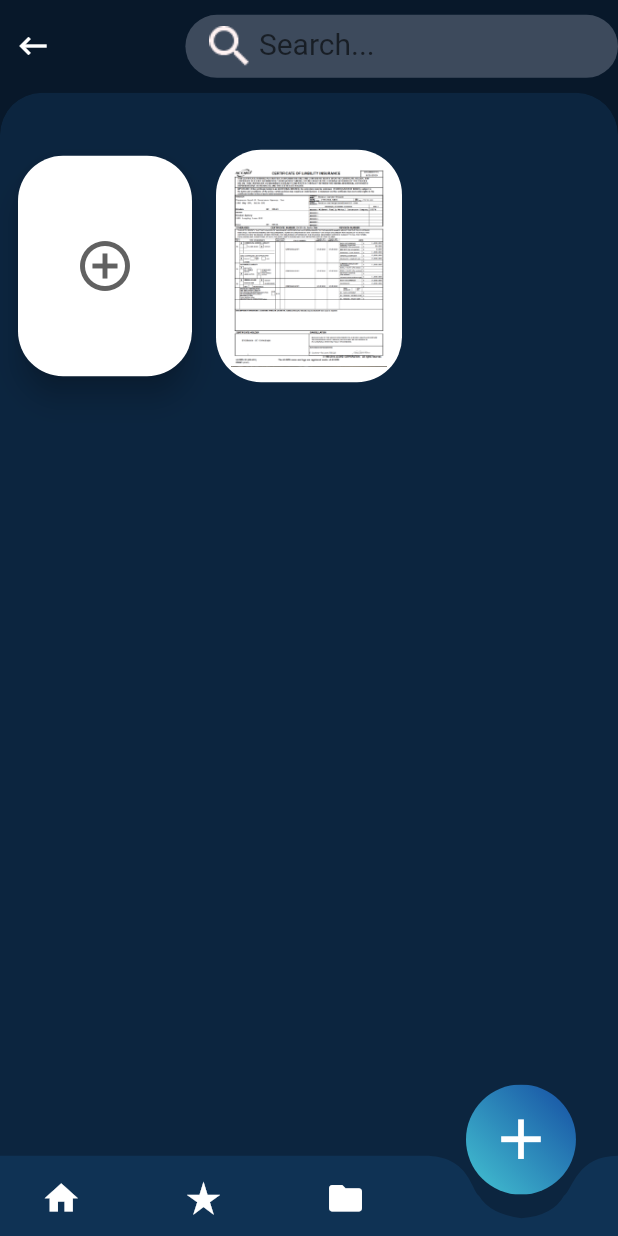
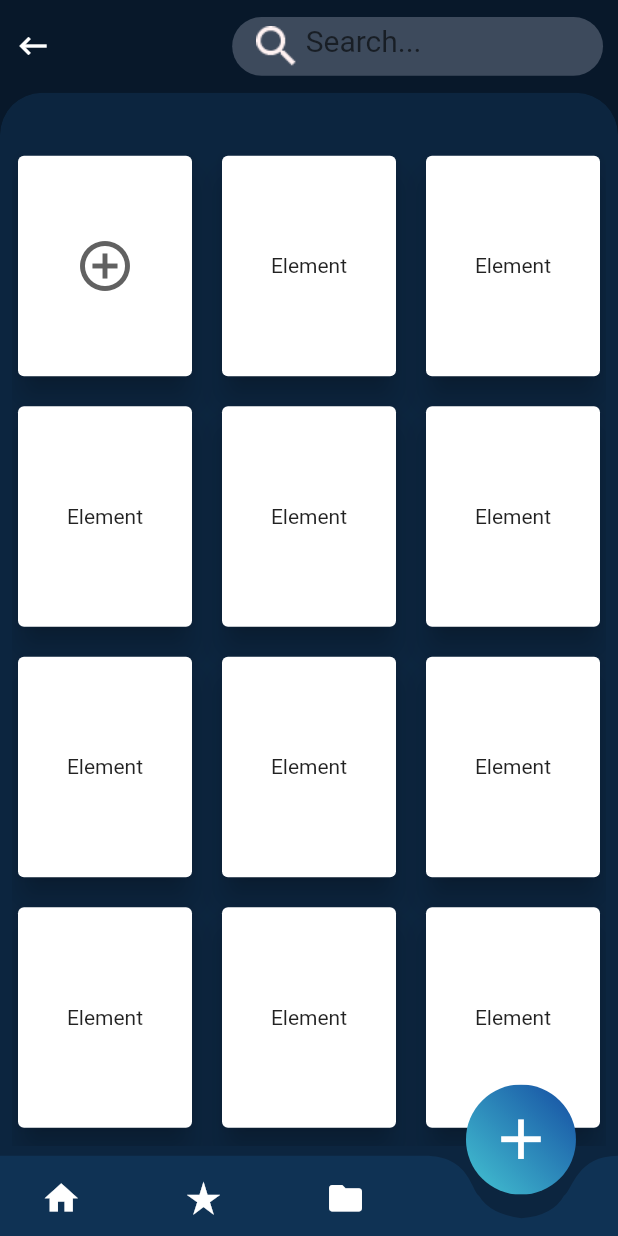
Before and after one commit to tetrex/docscanner-projectV1.2, a Flutter app: the screen it shows after launch, scrolled down 551 dp, after a tap on "My docs", on a phone screen of 412 x 824 dp. Run offline on Flutter 3.47's test engine with Material 2 defaults, Android fonts, the phone set to English and light mode, and no system bars; our stand-ins replace device_preview; missing offline and left inert: circular_reveal_animation, proste_bezier_curve.

Commit message:
Revert "popUp Fix, Screen Linking"
This reverts commit 5703f7f4cfc51ede1c737c8e375eaba585537e48.

```diff
--- a/lib/Components/DocCard.dart
+++ b/lib/Components/DocCard.dart
@@ -5,17 +5,15 @@ import 'package:provider/provider.dart';
 class DocCard extends StatelessWidget {
   const DocCard({
     Key? key,
-    required this.screenStateIndex,
   }) : super(key: key);
-  final int screenStateIndex;
+
   @override
   Widget build(BuildContext context) {
     // Size size = MediaQuery.of(context).size;
     return Consumer<ScreenState>(
       builder: (context, screen, child) => GestureDetector(
         onTap: () {
-          screen.index = screenStateIndex;
-
+          screen.index = 2;
           screen.stateSelector();
         },
         child: Container(
--- a/lib/Components/DocGallary.dart
+++ b/lib/Components/DocGallary.dart
@@ -1,9 +1,8 @@
-import 'package:doc_scanner/Components/NewDocPopUpCard.dart';
-import 'package:doc_scanner/Components/PreviewCard.dart';
 import 'package:doc_scanner/State/State.dart';
 import 'package:flutter/material.dart';
 import 'package:provider/provider.dart';
 import 'SerchBar.dart';
+import 'package:provider/provider.dart';
 
 class DocGallary extends StatelessWidget {
   const DocGallary({
@@ -42,7 +41,14 @@ class DocGallary extends StatelessWidget {
                   ),
                 ),
                 Spacer(),
-                SearchBar(searchController: searchController)
+                Align(
+                    alignment: Alignment.centerRight,
+                    child: Container(
+                        margin: EdgeInsets.only(right: 10),
+                        height: size.width * 0.095,
+                        width: size.width * 0.6,
+                        // color: Colors.yellow,
+                        child: SearchBar(searchController: searchController))),
               ],
             ),
             height: size.width * 0.15,
@@ -80,33 +86,59 @@ class DocGallary extends StatelessWidget {
                                   crossAxisSpacing: 12.0,
                                   mainAxisSpacing: 12.0,
                                   children: [
-                                    GestureDetector(
-                                      onTap: () {
-                                        showDialog(
-                                            context: context,
-                                            builder: (BuildContext context) {
-                                              return NewDOcPopUpCard();
-                                            });
-                                      },
-                                      child: Card(
-                                        shape: RoundedRectangleBorder(
-                                          borderRadius:
-                                              BorderRadius.circular(30),
-                                        ),
+                                    Card(
                                         elevation: 8,
                                         child: Center(
-                                          child: Icon(
-                                            Icons.add_circle_outline,
-                                            size: 40,
-                                            color: Colors.grey.shade700,
-                                          ),
-                                        ),
-                                      ),
-                                    ),
-                                    PreviewCard(
-                                      imagePath:
-                                          Image.asset("assets/docImage.png"),
-                                    ),
+                                            child: Icon(
+                                          Icons.add_circle_outline,
+                                          size: 40,
+                                          color: Colors.grey.shade700,
+                                        ))),
+                                    Card(
+                                        elevation: 8,
+                                        child: Center(child: Text("Element"))),
+                                    Card(
+                                        elevation: 8,
+                                        child: Center(child: Text("Element"))),
+                                    Card(
+                                        elevation: 8,
+                                        child: Center(child: Text("Element"))),
+                                    Card(
+                                        elevation: 8,
+                                        child: Center(child: Text("Element"))),
+                                    Card(
+                                        elevation: 8,
+                                        child: Center(child: Text("Element"))),
+                                    Card(
+                                        elevation: 8,
+                                        child: Center(child: Text("Element"))),
+                                    Card(
+                                        elevation: 8,
+                                        child: Center(child: Text("Element"))),
+                                    Card(
+                                        elevation: 8,
+                                        child: Center(child: Text("Element"))),
+                                    Card(
+                                        elevation: 8,
+                                        child: Center(child: Text("Element"))),
+                                    Card(
+                                        elevation: 8,
+                                        child: Center(child: Text("Element"))),
+                                    Card(
+                                        elevation: 8,
+                                        child: Center(child: Text("Element"))),
+                                    Card(
+                                        elevation: 8,
+                                        child: Center(child: Text("Element"))),
+                                    Card(
+                                        elevation: 8,
+                                        child: Center(child: Text("Element"))),
+                                    Card(
+                                        elevation: 8,
+                                        child: Center(child: Text("Element"))),
+                                    Card(
+                                        elevation: 8,
+                                        child: Center(child: Text("Element"))),
                                   ],
                                 ),
                               ),
--- a/lib/Components/NewDocPopUpCard.dart
+++ b/lib/Components/NewDocPopUpCard.dart
@@ -7,13 +7,7 @@ class NewDOcPopUpCard extends StatelessWidget {
 
   @override
   Widget build(BuildContext context) {
-    Size size = MediaQuery.of(context).size;
-    return Dialog(
-      elevation: 50,
-      shape: RoundedRectangleBorder(
-        borderRadius: BorderRadius.circular(25),
-      ),
-      child: Container(
+    return Container(
       height: 225,
       width: 375,
       decoration: BoxDecoration(
@@ -39,7 +33,7 @@ class NewDOcPopUpCard extends StatelessWidget {
                   ),
                 ),
                 Container(
-                    width: size.width * .35,
+                  width: 220,
                   child: TextField(
                     decoration: InputDecoration(
                       hintStyle: TextStyle(fontSize: 20),
@@ -116,7 +110,6 @@ class NewDOcPopUpCard extends StatelessWidget {
           )
         ],
       ),
-      ),
     );
   }
 }
--- a/lib/Components/PreviewCard.dart
+++ b/lib/Components/PreviewCard.dart
@@ -3,9 +3,7 @@ import 'package:flutter/material.dart';
 class PreviewCard extends StatelessWidget {
   const PreviewCard({
     Key? key,
-    required this.imagePath,
   }) : super(key: key);
-  final Widget imagePath;
 
   @override
   Widget build(BuildContext context) {
@@ -17,8 +15,7 @@ class PreviewCard extends StatelessWidget {
         color: Colors.white,
         borderRadius: BorderRadius.circular(30),
       ),
-      child: imagePath,
+      child: Image.asset("assets/docImage.png"),
     );
   }
 }
-//Image.asset("assets/docImage.png")
--- a/lib/Components/SerchBar.dart
+++ b/lib/Components/SerchBar.dart
@@ -13,10 +13,9 @@ class SearchBar extends StatelessWidget {
 
   @override
   Widget build(BuildContext context) {
-    Size size = MediaQuery.of(context).size;
     return Container(
       height: 42,
-      width: size.width * 0.7,
+      width: 310,
       decoration: BoxDecoration(
         borderRadius: BorderRadius.circular(21),
         color: Color(0xff3D4A5C),
@@ -36,7 +35,7 @@ class SearchBar extends StatelessWidget {
           Container(
             padding: EdgeInsets.only(left: 6, right: 4),
             height: 120,
-            width: size.width * 0.5,
+            width: 200,
             child: TextField(
               controller: searchController,
               decoration: InputDecoration(
--- a/lib/Screens/Screen0/Screen0.dart
+++ b/lib/Screens/Screen0/Screen0.dart
@@ -71,9 +71,9 @@ class _Screen0State extends State<Screen0> {
                   scrollDirection: Axis.horizontal,
                   padding: EdgeInsets.only(left: 12, right: 12),
                   children: [
-                    DocCard(screenStateIndex: 2),
+                    DocCard(),
                     SizedBox(width: 12),
-                    DocCard(screenStateIndex: 1),
+                    DocCard(),
                   ],
                 ),
               ),
@@ -106,34 +106,14 @@ class _Screen0State extends State<Screen0> {
                       mainAxisSpacing: 8.0,
                       padding: EdgeInsets.only(right: 20, left: 20, top: 8),
                       children: [
-                        Center(
-                            child: PreviewCard(
-                          imagePath: Image.asset("assets/folder.png"),
-                        )),
-                        Center(
-                            child: PreviewCard(
-                          imagePath: Image.asset("assets/scanner.png"),
-                        )),
-                        Center(
-                            child: PreviewCard(
-                          imagePath: Image.asset("assets/docImage.png"),
-                        )),
-                        Center(
-                            child: PreviewCard(
-                          imagePath: Image.asset("assets/docImage.png"),
-                        )),
-                        Center(
-                            child: PreviewCard(
-                          imagePath: Image.asset("assets/docImage.png"),
-                        )),
-                        Center(
-                            child: PreviewCard(
-                          imagePath: Image.asset("assets/docImage.png"),
-                        )),
-                        Center(
-                            child: PreviewCard(
-                          imagePath: Image.asset("assets/docImage.png"),
-                        )),
+                        Center(child: PreviewCard()),
+                        Center(child: PreviewCard()),
+                        Center(child: PreviewCard()),
+                        Center(child: PreviewCard()),
+                        Center(child: PreviewCard()),
+                        Center(child: PreviewCard()),
+                        Center(child: PreviewCard()),
+                        Center(child: PreviewCard()),
                       ]),
                 ),
               )
--- a/pubspec.yaml
+++ b/pubspec.yaml
@@ -32,7 +32,6 @@ dependencies:
   circular_reveal_animation:
   proste_bezier_curve:
   device_preview:
-  # o_popup:
   # jumping_bottom_nav_bar : 0.0.5
 
 dev_dependencies:
```
Lines whose indentation alone changed are shown as unchanged.
